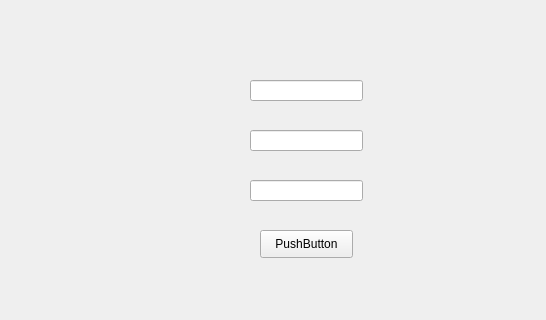
Above: subwindow.ui from ZQ200630/FinalProject before the change; both pictures show x 0 to 546 and y 0 to 320 of the 800 by 600 pixel window. Below: the same form after it.
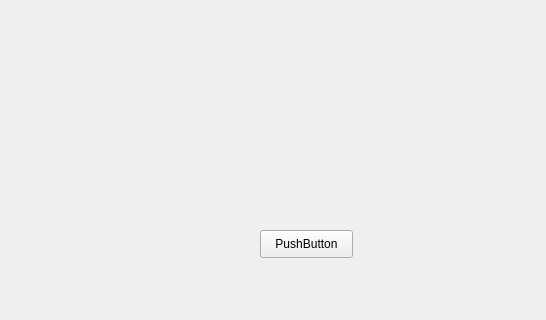
That is the form after the change.

What changed in the file:
```diff
--- a/subwindow.ui
+++ b/subwindow.ui
@@ -27,36 +27,6 @@
      <string>PushButton</string>
     </property>
    </widget>
-   <widget class="QLineEdit" name="lineEdit">
-    <property name="geometry">
-     <rect>
-      <x>250</x>
-      <y>80</y>
-      <width>113</width>
-      <height>21</height>
-     </rect>
-    </property>
-   </widget>
-   <widget class="QLineEdit" name="lineEdit_2">
-    <property name="geometry">
-     <rect>
-      <x>250</x>
-      <y>130</y>
-      <width>113</width>
-      <height>21</height>
-     </rect>
-    </property>
-   </widget>
-   <widget class="QLineEdit" name="lineEdit_3">
-    <property name="geometry">
-     <rect>
-      <x>250</x>
-      <y>180</y>
-      <width>113</width>
-      <height>21</height>
-     </rect>
-    </property>
-   </widget>
   </widget>
   <widget class="QMenuBar" name="menubar">
    <property name="geometry">
```
